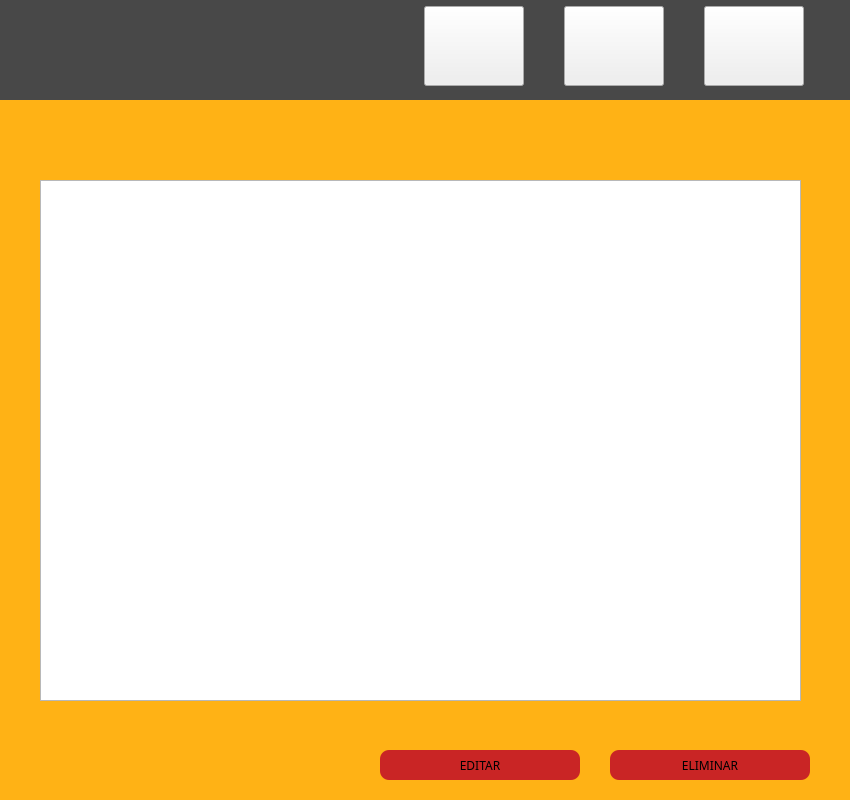
The window that gerente_menu.ui (DanielPerMon/proyectoSaboreno) describes before a commit, drawn with Qt 5.
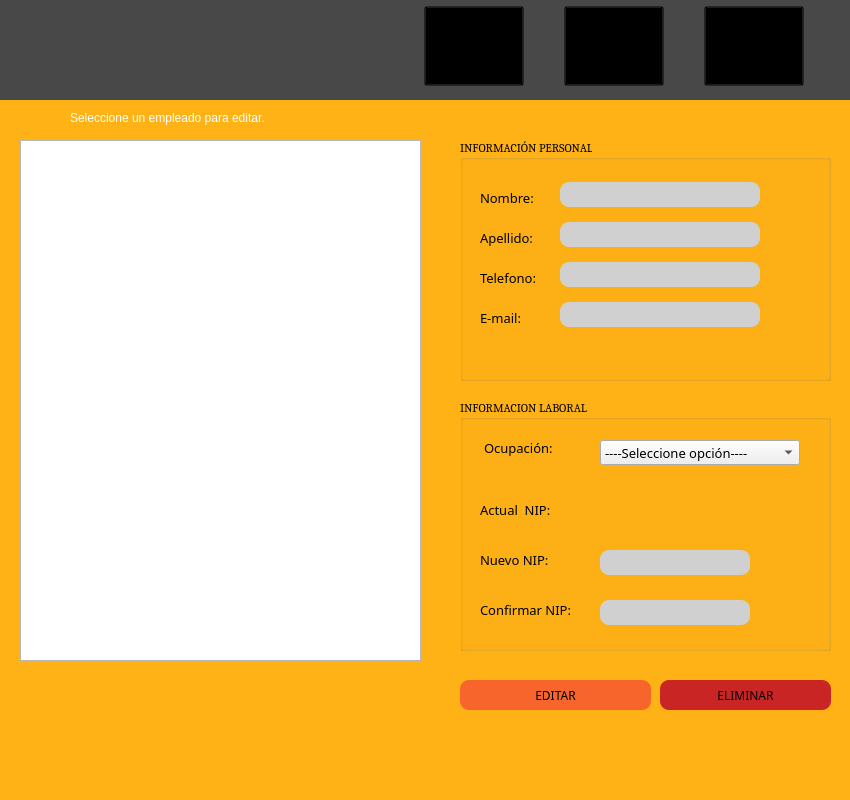
The same window after the commit. The open tabs and pages were chosen to show the change. Icons and pictures are not drawn.

The edit to the form file:
```diff
--- a/gerente_menu.ui
+++ b/gerente_menu.ui
@@ -23,7 +23,7 @@
      <x>0</x>
      <y>100</y>
      <width>850</width>
-     <height>700</height>
+     <height>701</height>
     </rect>
    </property>
    <property name="currentIndex">
@@ -472,9 +472,9 @@
     <widget class="QPushButton" name="eliminarU_pushButton">
      <property name="geometry">
       <rect>
-       <x>610</x>
-       <y>650</y>
-       <width>200</width>
+       <x>660</x>
+       <y>580</y>
+       <width>171</width>
        <height>30</height>
       </rect>
      </property>
@@ -507,9 +507,9 @@
     <widget class="QPushButton" name="edit_pushButton">
      <property name="geometry">
       <rect>
-       <x>380</x>
-       <y>650</y>
-       <width>200</width>
+       <x>460</x>
+       <y>580</y>
+       <width>191</width>
        <height>30</height>
       </rect>
      </property>
@@ -523,7 +523,7 @@
       <string notr="true">QPushButton{
 border-width: 0px;
 border-radius: 9px;
-	background: rgb(201, 37, 37)}
+	background: ;}
 
 QPushButton:hover{
 	background: rgba(244,67,54,0.7);
@@ -533,6 +533,12 @@
     padding: 2px 4px;
 
 }
+
+#edit_pushButton{
+border-width: 0px;
+border-radius: 9px;
+	background: rgba(244,67,54,0.7);
+}
 </string>
      </property>
      <property name="text">
@@ -542,12 +548,401 @@
     <widget class="QTableWidget" name="tableWidget">
      <property name="geometry">
       <rect>
-       <x>40</x>
-       <y>80</y>
-       <width>761</width>
+       <x>20</x>
+       <y>40</y>
+       <width>401</width>
        <height>521</height>
       </rect>
      </property>
+     <property name="cursor" stdset="0">
+      <cursorShape>PointingHandCursor</cursorShape>
+     </property>
+     <property name="autoScroll">
+      <bool>false</bool>
+     </property>
+     <property name="alternatingRowColors">
+      <bool>true</bool>
+     </property>
+     <attribute name="verticalHeaderVisible">
+      <bool>true</bool>
+     </attribute>
+    </widget>
+    <widget class="QGroupBox" name="groupBox_3">
+     <property name="geometry">
+      <rect>
+       <x>460</x>
+       <y>40</y>
+       <width>371</width>
+       <height>241</height>
+      </rect>
+     </property>
+     <property name="font">
+      <font>
+       <family>Cambria</family>
+      </font>
+     </property>
+     <property name="styleSheet">
+      <string notr="true">QLineEdit{
+background-color:rgb(208, 208, 208);
+border:1px;
+border-radius:12px;}</string>
+     </property>
+     <property name="title">
+      <string>INFORMACIÓN PERSONAL</string>
+     </property>
+     <widget class="QLabel" name="label_5">
+      <property name="geometry">
+       <rect>
+        <x>20</x>
+        <y>50</y>
+        <width>81</width>
+        <height>16</height>
+       </rect>
+      </property>
+      <property name="font">
+       <font>
+        <family>Calisto MT</family>
+        <pointsize>10</pointsize>
+       </font>
+      </property>
+      <property name="text">
+       <string>Nombre:</string>
+      </property>
+     </widget>
+     <widget class="QLabel" name="label_10">
+      <property name="geometry">
+       <rect>
+        <x>20</x>
+        <y>90</y>
+        <width>81</width>
+        <height>16</height>
+       </rect>
+      </property>
+      <property name="font">
+       <font>
+        <family>Calisto MT</family>
+        <pointsize>10</pointsize>
+       </font>
+      </property>
+      <property name="text">
+       <string>Apellido:</string>
+      </property>
+     </widget>
+     <widget class="QLabel" name="label_11">
+      <property name="geometry">
+       <rect>
+        <x>20</x>
+        <y>130</y>
+        <width>71</width>
+        <height>16</height>
+       </rect>
+      </property>
+      <property name="font">
+       <font>
+        <family>Calisto MT</family>
+        <pointsize>10</pointsize>
+       </font>
+      </property>
+      <property name="text">
+       <string>Telefono:</string>
+      </property>
+     </widget>
+     <widget class="QLabel" name="label_12">
+      <property name="geometry">
+       <rect>
+        <x>20</x>
+        <y>170</y>
+        <width>71</width>
+        <height>16</height>
+       </rect>
+      </property>
+      <property name="font">
+       <font>
+        <family>Calisto MT</family>
+        <pointsize>10</pointsize>
+       </font>
+      </property>
+      <property name="text">
+       <string>E-mail:</string>
+      </property>
+     </widget>
+     <widget class="QLineEdit" name="editnom_lineEdit">
+      <property name="geometry">
+       <rect>
+        <x>100</x>
+        <y>42</y>
+        <width>200</width>
+        <height>25</height>
+       </rect>
+      </property>
+      <property name="styleSheet">
+       <string notr="true">QLineEdit{
+background-color:rgb(208, 208, 208);
+border:1px;
+border-radius:9px;}
+</string>
+      </property>
+     </widget>
+     <widget class="QLineEdit" name="editapell_lineEdit">
+      <property name="geometry">
+       <rect>
+        <x>100</x>
+        <y>82</y>
+        <width>200</width>
+        <height>25</height>
+       </rect>
+      </property>
+      <property name="styleSheet">
+       <string notr="true">QLineEdit{
+background-color:rgb(208, 208, 208);
+border:1px;
+border-radius:9px;}</string>
+      </property>
+     </widget>
+     <widget class="QLineEdit" name="edittel_lineEdit">
+      <property name="geometry">
+       <rect>
+        <x>100</x>
+        <y>122</y>
+        <width>200</width>
+        <height>25</height>
+       </rect>
+      </property>
+      <property name="styleSheet">
+       <string notr="true">QLineEdit{
+background-color:rgb(208, 208, 208);
+border:1px;
+border-radius:9px;}</string>
+      </property>
+     </widget>
+     <widget class="QLineEdit" name="editcorreo_lineEdit">
+      <property name="geometry">
+       <rect>
+        <x>100</x>
+        <y>162</y>
+        <width>200</width>
+        <height>25</height>
+       </rect>
+      </property>
+      <property name="styleSheet">
+       <string notr="true">QLineEdit{
+background-color:rgb(208, 208, 208);
+border:1px;
+border-radius:9px;}</string>
+      </property>
+     </widget>
+    </widget>
+    <widget class="QGroupBox" name="groupBox_4">
+     <property name="geometry">
+      <rect>
+       <x>460</x>
+       <y>300</y>
+       <width>371</width>
+       <height>251</height>
+      </rect>
+     </property>
+     <property name="font">
+      <font>
+       <family>Cambria</family>
+      </font>
+     </property>
+     <property name="title">
+      <string>INFORMACION LABORAL</string>
+     </property>
+     <widget class="QLineEdit" name="editnip_lineEdit">
+      <property name="geometry">
+       <rect>
+        <x>140</x>
+        <y>150</y>
+        <width>150</width>
+        <height>25</height>
+       </rect>
+      </property>
+      <property name="styleSheet">
+       <string notr="true">QLineEdit{
+background-color:rgb(208, 208, 208);
+border:1px;
+border-radius:9px;}</string>
+      </property>
+      <property name="echoMode">
+       <enum>QLineEdit::Password</enum>
+      </property>
+     </widget>
+     <widget class="QLabel" name="label_14">
+      <property name="geometry">
+       <rect>
+        <x>20</x>
+        <y>150</y>
+        <width>91</width>
+        <height>20</height>
+       </rect>
+      </property>
+      <property name="font">
+       <font>
+        <family>Calisto MT</family>
+        <pointsize>10</pointsize>
+       </font>
+      </property>
+      <property name="text">
+       <string>Nuevo NIP:</string>
+      </property>
+     </widget>
+     <widget class="QLabel" name="label_15">
+      <property name="geometry">
+       <rect>
+        <x>24</x>
+        <y>40</y>
+        <width>91</width>
+        <height>16</height>
+       </rect>
+      </property>
+      <property name="font">
+       <font>
+        <family>Calisto MT</family>
+        <pointsize>10</pointsize>
+       </font>
+      </property>
+      <property name="text">
+       <string>Ocupación:</string>
+      </property>
+     </widget>
+     <widget class="QComboBox" name="editocupacion_comboBox">
+      <property name="geometry">
+       <rect>
+        <x>140</x>
+        <y>40</y>
+        <width>200</width>
+        <height>25</height>
+       </rect>
+      </property>
+      <property name="font">
+       <font>
+        <family>Calisto MT</family>
+        <pointsize>10</pointsize>
+       </font>
+      </property>
+      <item>
+       <property name="text">
+        <string>----Seleccione opción----</string>
+       </property>
+      </item>
+      <item>
+       <property name="text">
+        <string>Cajero</string>
+       </property>
+      </item>
+      <item>
+       <property name="text">
+        <string>Mesero</string>
+       </property>
+      </item>
+      <item>
+       <property name="text">
+        <string>Cocinero</string>
+       </property>
+      </item>
+      <item>
+       <property name="text">
+        <string>Bartender</string>
+       </property>
+      </item>
+      <item>
+       <property name="text">
+        <string>Anfitrión</string>
+       </property>
+      </item>
+     </widget>
+     <widget class="QLabel" name="label_16">
+      <property name="geometry">
+       <rect>
+        <x>20</x>
+        <y>200</y>
+        <width>111</width>
+        <height>20</height>
+       </rect>
+      </property>
+      <property name="font">
+       <font>
+        <family>Calisto MT</family>
+        <pointsize>10</pointsize>
+       </font>
+      </property>
+      <property name="text">
+       <string>Confirmar NIP:</string>
+      </property>
+     </widget>
+     <widget class="QLineEdit" name="editconnip_lineEdit">
+      <property name="geometry">
+       <rect>
+        <x>140</x>
+        <y>200</y>
+        <width>150</width>
+        <height>25</height>
+       </rect>
+      </property>
+      <property name="styleSheet">
+       <string notr="true">QLineEdit{
+background-color:rgb(208, 208, 208);
+border:1px;
+border-radius:9px;}</string>
+      </property>
+      <property name="echoMode">
+       <enum>QLineEdit::Password</enum>
+      </property>
+     </widget>
+     <widget class="QLabel" name="NipActualLineEdit">
+      <property name="geometry">
+       <rect>
+        <x>150</x>
+        <y>90</y>
+        <width>131</width>
+        <height>31</height>
+       </rect>
+      </property>
+      <property name="styleSheet">
+       <string notr="true">color: rgb(0, 0, 255);
+font: 75 11pt &quot;MS Shell Dlg 2&quot;;</string>
+      </property>
+      <property name="text">
+       <string/>
+      </property>
+     </widget>
+     <widget class="QLabel" name="label_17">
+      <property name="geometry">
+       <rect>
+        <x>20</x>
+        <y>100</y>
+        <width>91</width>
+        <height>20</height>
+       </rect>
+      </property>
+      <property name="font">
+       <font>
+        <family>Calisto MT</family>
+        <pointsize>10</pointsize>
+       </font>
+      </property>
+      <property name="text">
+       <string>Actual  NIP:</string>
+      </property>
+     </widget>
+    </widget>
+    <widget class="QLabel" name="label_13">
+     <property name="geometry">
+      <rect>
+       <x>70</x>
+       <y>10</y>
+       <width>271</width>
+       <height>16</height>
+      </rect>
+     </property>
+     <property name="styleSheet">
+      <string notr="true">color: rgb(255, 255, 255);
+font: 10pt &quot;MS Shell Dlg 2&quot;;</string>
+     </property>
+     <property name="text">
+      <string>Seleccione un empleado para editar.</string>
+     </property>
     </widget>
    </widget>
   </widget>
@@ -594,6 +989,9 @@
          <height>80</height>
         </size>
        </property>
+       <property name="styleSheet">
+        <string notr="true">background-color: transparent;</string>
+       </property>
        <property name="text">
         <string/>
        </property>
@@ -629,6 +1027,9 @@
          <height>80</height>
         </size>
        </property>
+       <property name="styleSheet">
+        <string notr="true">background-color: transparent;</string>
+       </property>
        <property name="text">
         <string/>
        </property>
@@ -664,6 +1065,9 @@
          <height>80</height>
         </size>
        </property>
+       <property name="styleSheet">
+        <string notr="true">background-color: transparent;</string>
+       </property>
        <property name="text">
         <string/>
        </property>
```
Left out of the diff: 10 changed lines with no effect on the pictures.
